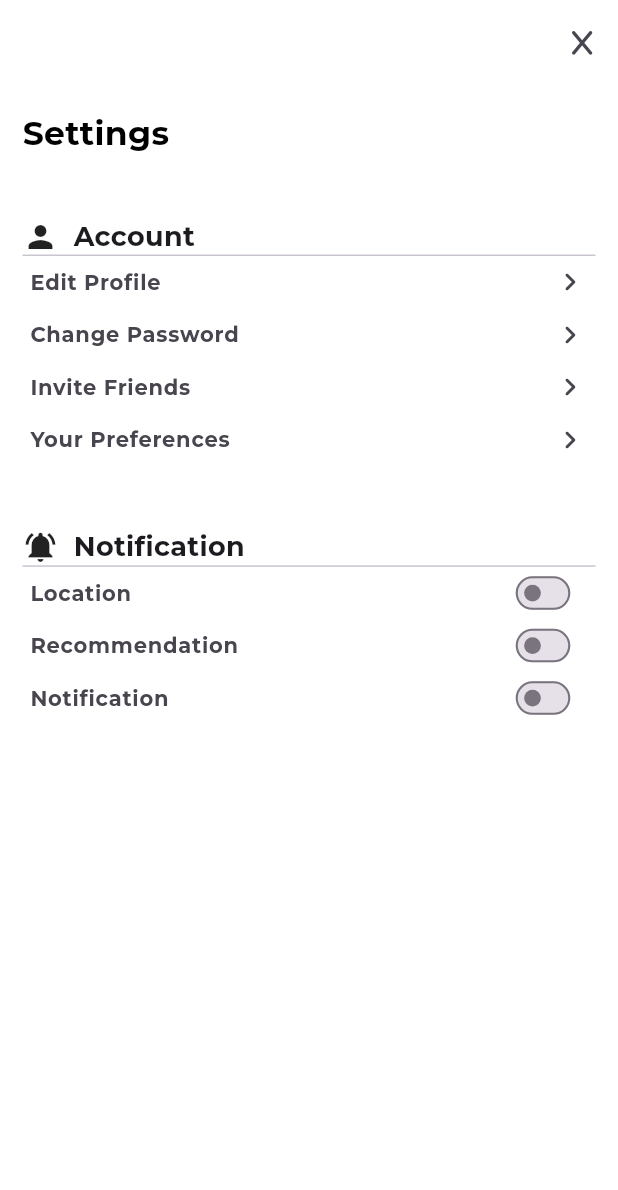
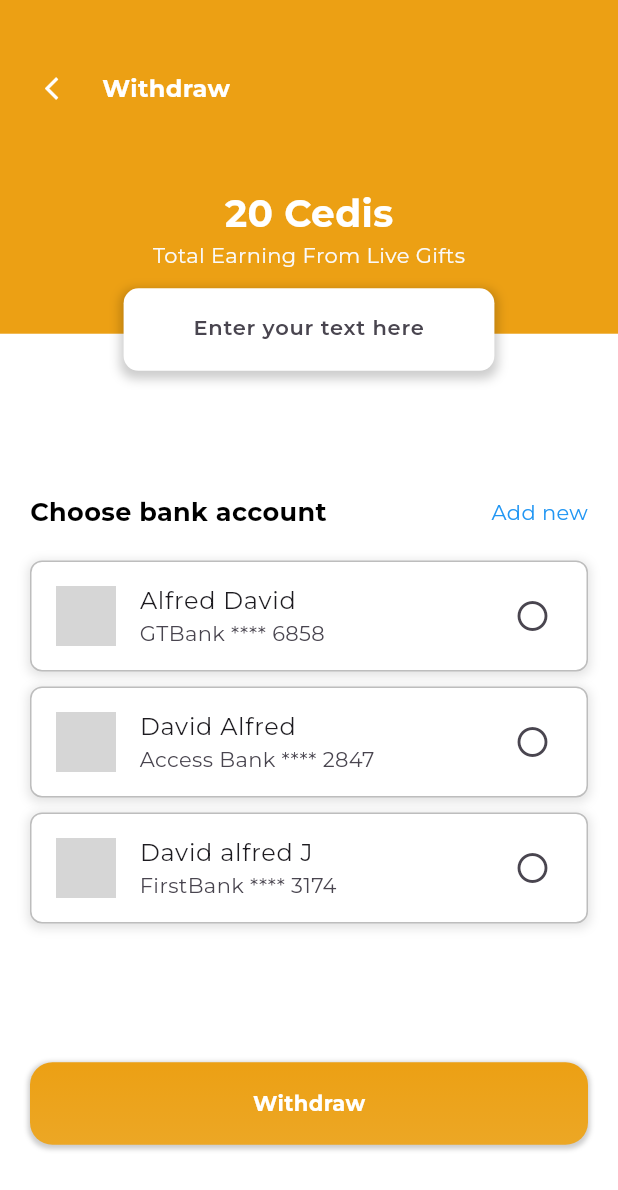
Before and after one commit to Christentimmy/Echodate, a Flutter app: the screen it shows after launch, on a phone screen of 412 x 824 dp. Shown: the top 1190 px of the screen. Run offline on Flutter 3.47's test engine with Material 3 defaults, Android fonts, the light colour scheme and no system bars; our stand-ins replace cached_network_image, flutter_card_swiper, font_awesome_flutter, get, google_fonts, image_picker and 2 more; missing offline and left inert: custom_sliding_segmented_control; network calls fail; grey boxes are pictures that could not be loaded.

Commit message:
withdrawal screen

```diff
--- a/lib/app/modules/profile/views/profile_screen.dart
+++ b/lib/app/modules/profile/views/profile_screen.dart
@@ -1,5 +1,7 @@
 import 'package:echodate/app/modules/Interest/widgets/interest_widgets.dart';
+import 'package:echodate/app/modules/auth/views/signup_screen.dart';
 import 'package:echodate/app/modules/home/widgets/home_widgets.dart';
+import 'package:echodate/app/modules/settings/views/settings_screen.dart';
 import 'package:echodate/app/modules/subscription/views/subscription_screen.dart';
 import 'package:echodate/app/resources/colors.dart';
 import 'package:flutter/material.dart';
@@ -146,7 +148,7 @@ class ProfileScreen extends StatelessWidget {
                 _buildProfileSettingTiles(
                   title: "EchoDate Premium",
                   onTap: () {
-                    Get.to(()=> const SubscriptionScreen());
+                    Get.to(() => const SubscriptionScreen());
                   },
                   bgColor: AppColors.primaryColor,
                   iconColor: Colors.white,
@@ -156,7 +158,9 @@ class ProfileScreen extends StatelessWidget {
                 const SizedBox(height: 10),
                 _buildProfileSettingTiles(
                   title: "Settings",
-                  onTap: () {},
+                  onTap: () {
+                    Get.to(() => SettingsScreen());
+                  },
                   bgColor: Colors.blueGrey,
                   iconColor: Colors.white,
                   icon: FontAwesomeIcons.gear,
@@ -192,7 +196,9 @@ class ProfileScreen extends StatelessWidget {
                 const SizedBox(height: 10),
                 _buildProfileSettingTiles(
                   title: "Sign Out",
-                  onTap: () {},
+                  onTap: () {
+                    Get.offAll(()=> RegisterScreen());
+                  },
                   bgColor: Colors.red,
                   iconColor: Colors.white,
                   icon: FontAwesomeIcons.arrowRightFromBracket,
--- a/lib/app/modules/settings/views/settings_screen.dart
+++ b/lib/app/modules/settings/views/settings_screen.dart
@@ -168,8 +168,8 @@ class SettingsScreen extends StatelessWidget {
               ),
               ListTile(
                 minTileHeight: 25,
-                contentPadding: EdgeInsets.all(5),
-                leading: Text(
+                contentPadding: const EdgeInsets.all(5),
+                leading: const Text(
                   "Notification",
                   style: TextStyle(
                     fontSize: 14,
--- /dev/null
+++ b/lib/app/modules/withdraw/views/withdrawal_screen.dart
@@ -0,0 +1,238 @@
+import 'package:echodate/app/resources/colors.dart';
+import 'package:echodate/app/widget/custom_button.dart';
+import 'package:flutter/material.dart';
+import 'package:get/get.dart';
+
+class WithdrawalScreen extends StatelessWidget {
+  WithdrawalScreen({super.key});
+
+  final _amountController = TextEditingController();
+
+  final RxInt selectedIndex = (-1).obs;
+  final List<Map<String, String>> bankAccounts = [
+    {
+      'name': 'Alfred David',
+      'bank': 'GTBank',
+      'accountNumber': '6858',
+      'imageUrl':
+          'https://upload.wikimedia.org/wikipedia/commons/thumb/1/14/GTBank_logo.svg/2048px-GTBank_logo.svg.png'
+    },
+    {
+      'name': 'David Alfred',
+      'bank': 'Access Bank',
+      'accountNumber': '2847',
+      'imageUrl':
+          'https://encrypted-tbn0.gstatic.com/images?q=tbn:ANd9GcSQy0M4p6y0y2GQX5C04tdBDJ-unoUgsuL_Jg&s'
+    },
+    {
+      'name': 'David alfred J',
+      'bank': 'FirstBank',
+      'accountNumber': '3174',
+      'imageUrl':
+          'https://www.firstbanknigeria.com/wp-content/uploads/2021/02/Desktop-1.png'
+    },
+  ];
+
+  @override
+  Widget build(BuildContext context) {
+    return Scaffold(
+      body: Column(
+        crossAxisAlignment: CrossAxisAlignment.start,
+        children: [
+          SizedBox(
+            height: Get.height * 0.3,
+            child: Stack(
+              children: [
+                Container(
+                  height: Get.height * 0.27,
+                  color: AppColors.primaryColor,
+                  padding: const EdgeInsets.all(15),
+                  child: Column(
+                    children: [
+                      const SizedBox(height: 20),
+                      Row(
+                        children: [
+                          IconButton(
+                            onPressed: () => Get.back(),
+                            icon: const Icon(
+                              Icons.arrow_back_ios,
+                              color: Colors.white,
+                              size: 18,
+                            ),
+                          ),
+                          const SizedBox(width: 5),
+                          const Text(
+                            'Withdraw',
+                            style: TextStyle(
+                              fontSize: 16,
+                              color: Colors.white,
+                              fontWeight: FontWeight.bold,
+                            ),
+                          )
+                        ],
+                      ),
+                      SizedBox(height: Get.height * 0.05),
+                      const Text(
+                        "20 Cedis",
+                        style: TextStyle(
+                          fontSize: 25,
+                          fontWeight: FontWeight.bold,
+                          color: Colors.white,
+                        ),
+                      ),
+                      Text(
+                        "Total Earning From Live Gifts",
+                        style: TextStyle(
+                          fontSize: 14,
+                          color: Colors.grey.shade50,
+                        ),
+                      )
+                    ],
+                  ),
+                ),
+                Align(
+                  alignment: Alignment.bottomCenter,
+                  child: Container(
+                    width: Get.width * 0.6,
+                    height: 55,
+                    decoration: BoxDecoration(
+                      color: Colors.white,
+                      borderRadius: BorderRadius.circular(10),
+                      boxShadow: [
+                        BoxShadow(
+                          color: Colors.black.withOpacity(0.2),
+                          blurRadius: 5,
+                          offset: const Offset(0, 3),
+                          spreadRadius: 2,
+                        ),
+                      ],
+                    ),
+                    child: TextFormField(
+                      controller: _amountController,
+                      style: const TextStyle(
+                        fontSize: 14,
+                        fontWeight: FontWeight.w600,
+                      ),
+                      textAlign: TextAlign.center,
+                      keyboardType: TextInputType.number,
+                      decoration: const InputDecoration(
+                        hintText: 'Enter your text here',
+                        hintStyle: TextStyle(
+                          fontSize: 14,
+                        ),
+                        contentPadding: EdgeInsets.symmetric(vertical: 15.0),
+                        enabledBorder: OutlineInputBorder(
+                          borderSide: BorderSide.none,
+                        ),
+                        focusedBorder: OutlineInputBorder(
+                          borderSide: BorderSide.none,
+                        ),
+                      ),
+                    ),
+                  ),
+                )
+              ],
+            ),
+          ),
+          SizedBox(height: Get.height * 0.1),
+          Padding(
+            padding: const EdgeInsets.symmetric(
+              horizontal: 20,
+            ),
+            child: Column(
+              crossAxisAlignment: CrossAxisAlignment.start,
+              children: [
+                const Row(
+                  children: [
+                    Text(
+                      "Choose bank account",
+                      style: TextStyle(
+                        fontSize: 17,
+                        color: Colors.black,
+                        fontWeight: FontWeight.bold,
+                      ),
+                    ),
+                    Spacer(),
+                    Text(
+                      "Add new",
+                      style: TextStyle(
+                        color: Colors.blue,
+                      ),
+                    ),
+                  ],
+                ),
+                const SizedBox(height: 15),
+                SizedBox(
+                  height: Get.height * 0.4,
+                  child: ListView.builder(
+                    itemCount: bankAccounts.length,
+                    itemBuilder: (context, index) {
+                      return GestureDetector(
+                        onTap: () {
+                          selectedIndex.value = index;
+                        },
+                        child: Obx(
+                          () => Container(
+                            margin: const EdgeInsets.symmetric(vertical: 5.0),
+                            decoration: BoxDecoration(
+                              color: Colors.white,
+                              border: Border.all(
+                                color: selectedIndex.value == index
+                                    ? Colors.green
+                                    : Colors.grey.shade400,
+                                width: 1.0,
+                              ),
+                              borderRadius: BorderRadius.circular(8.0),
+                              boxShadow: [
+                                BoxShadow(
+                                  color: Colors.grey.withOpacity(0.3),
+                                  spreadRadius: 1,
+                                  blurRadius: 5,
+                                  offset: const Offset(0, 2),
+                                ),
+                              ],
+                            ),
+                            child: ListTile(
+                              leading: bankAccounts[index]['imageUrl'] != null
+                                  ? Image.network(
+                                      width: 40,
+                                      height: 40,
+                                      fit: BoxFit.cover,
+                                      bankAccounts[index]['imageUrl']!,
+                                    )
+                                  : const Icon(Icons.account_balance),
+                              title: Text(
+                                bankAccounts[index]['name']!,
+                              ),
+                              subtitle: Text(
+                                  '${bankAccounts[index]['bank']} **** ${bankAccounts[index]['accountNumber']}'),
+                              trailing: selectedIndex.value == index
+                                  ? const Icon(Icons.check_circle,
+                                      color: Colors.green)
+                                  : const Icon(Icons.radio_button_unchecked),
+                            ),
+                          ),
+                        ),
+                      );
+                    },
+                  ),
+                ),
+                const SizedBox(height: 10),
+                CustomButton(
+                  ontap: () {},
+                  child: const Text(
+                    "Withdraw",
+                    style: TextStyle(
+                      color: Colors.white,
+                      fontWeight: FontWeight.bold,
+                    ),
+                  ),
+                ),
+              ],
+            ),
+          ),
+        ],
+      ),
+    );
+  }
+}
--- a/lib/main.dart
+++ b/lib/main.dart
@@ -1,7 +1,5 @@
-import 'package:echodate/app/modules/chat/views/chat_list_screen.dart';
-import 'package:echodate/app/modules/settings/views/settings_screen.dart';
 import 'package:echodate/app/modules/splash/views/splash_screen.dart';
-import 'package:echodate/app/modules/subscription/views/subscription_screen.dart';
+import 'package:echodate/app/modules/withdraw/views/withdrawal_screen.dart';
 import 'package:flutter/material.dart';
 import 'package:get/get.dart';
 import 'package:google_fonts/google_fonts.dart';
@@ -23,7 +21,7 @@ class MainApp extends StatelessWidget {
         splashFactory: NoSplash.splashFactory,
         scaffoldBackgroundColor: Colors.white,
       ),
-      home: SettingsScreen(),
+      home: WithdrawalScreen(),
     );
   }
 }
```
